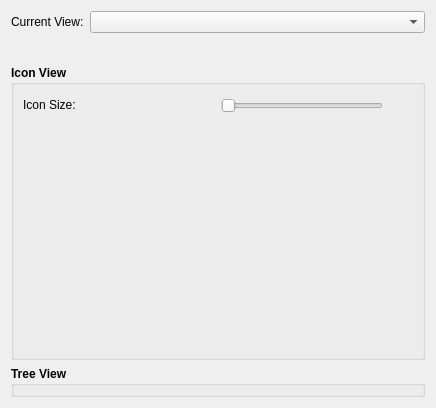
Before: the Qt Designer form experimental/app/akuviewoptionwidget.ui in f0x/aku, drawn with Qt 5.
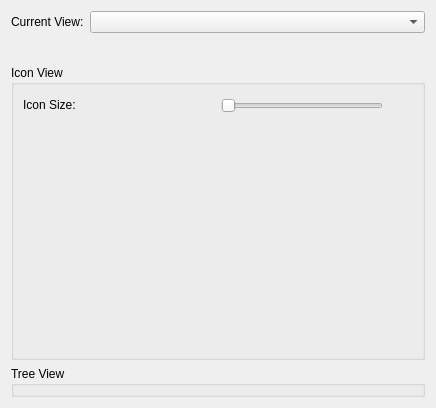
After: the same form once the commit is applied.

```diff
--- a/experimental/app/akuviewoptionwidget.ui
+++ b/experimental/app/akuviewoptionwidget.ui
@@ -80,8 +80,8 @@
        </property>
        <property name="font" >
         <font>
-         <weight>75</weight>
-         <bold>true</bold>
+         <weight>50</weight>
+         <bold>false</bold>
         </font>
        </property>
        <property name="title" >
@@ -170,8 +170,8 @@
       <widget class="QGroupBox" name="treeBox" >
        <property name="font" >
         <font>
-         <weight>75</weight>
-         <bold>true</bold>
+         <weight>50</weight>
+         <bold>false</bold>
         </font>
        </property>
        <property name="title" >
```
